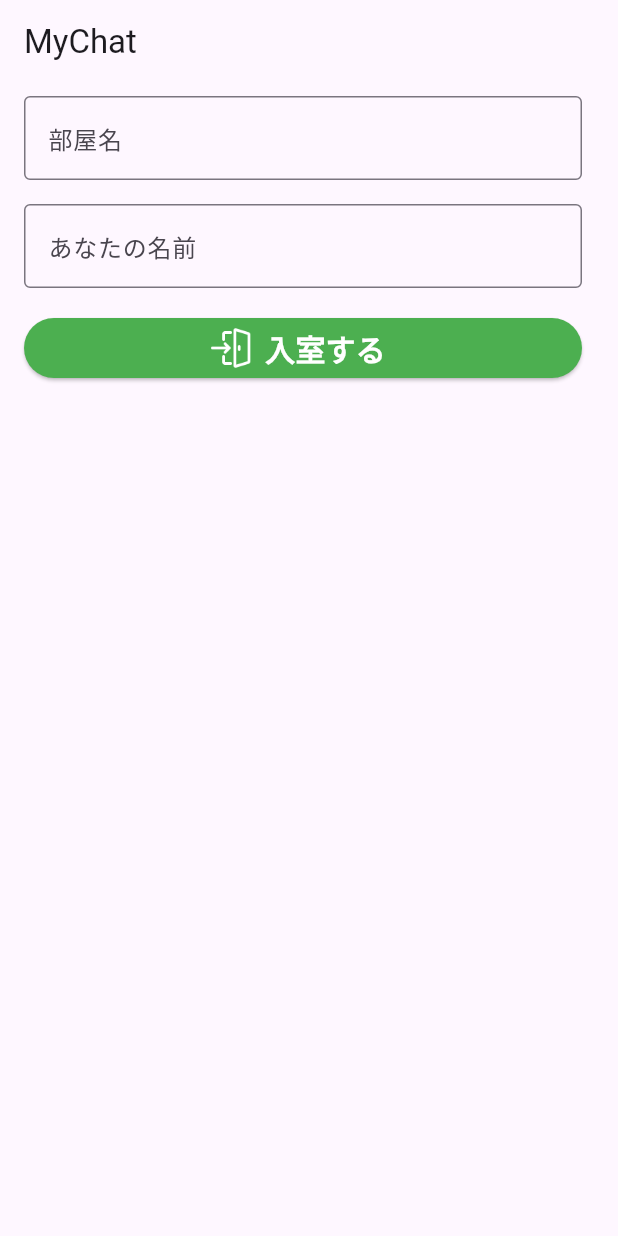
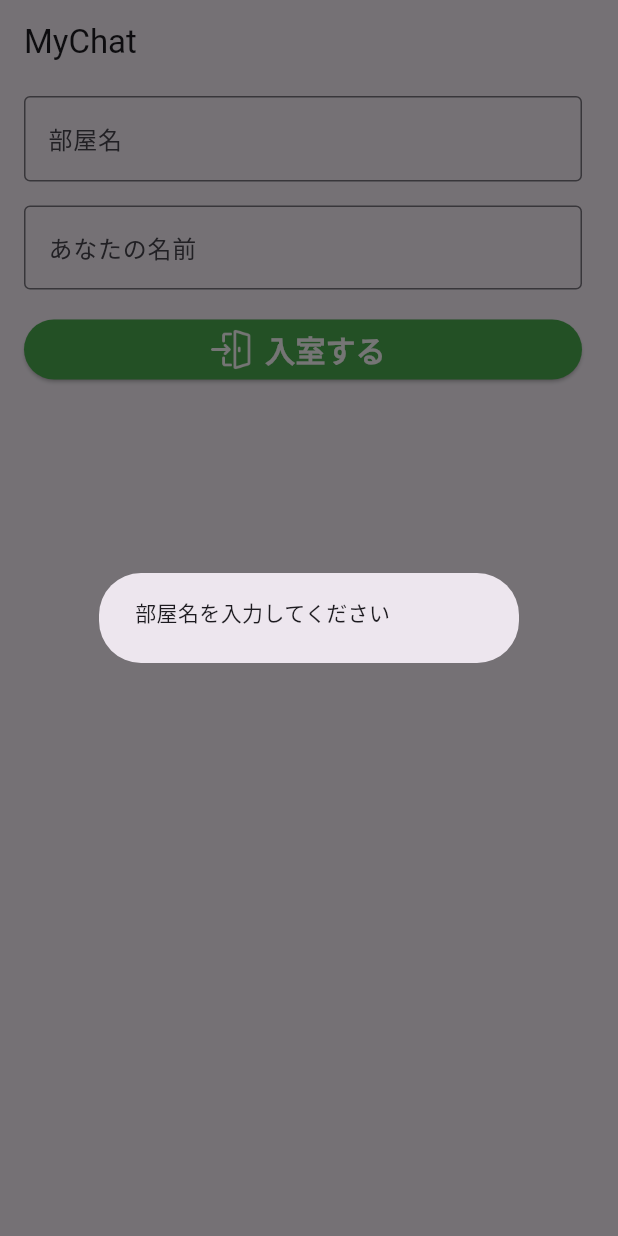
Before and after one commit to dev-yamamon01/MyChat, a Flutter app: the screen it shows after launch, after a tap on "入室する", on a phone screen of 412 x 824 dp. Run offline on Flutter 3.47's test engine with Material 3 defaults, Android fonts, the phone set to English and light mode, and no system bars; our stand-ins replace firebase_core; accounts and stored records are empty.

Commit message:
入室時のエラーダイアログ表示とチャットページへの遷移

```diff
--- a/lib/main.dart
+++ b/lib/main.dart
@@ -35,8 +35,30 @@ class _MyHomePageState extends State<MyHomePage> {
   String name='';
   String room='';
 
-  void showError(String message){}
-  void enter(){}
+  void showError(String message) {
+    showDialog(
+        context: context,
+        builder: (context) {
+          return AlertDialog(
+            content: Text(message),
+          );
+        });
+  }
+
+  void enter() {
+    if (room.isEmpty) {
+      showError('部屋名を入力してください');
+      return;
+    }
+    if (name.isEmpty) {
+      showError('あなたの名前を入力してください');
+      return;
+    }
+
+    Navigator.push(context, MaterialPageRoute(builder: (context) {
+      return ChatPage(name: name, room: room);
+    }));
+  }
 
   @override
   Widget build(BuildContext context) {
@@ -47,7 +69,7 @@ class _MyHomePageState extends State<MyHomePage> {
           ListTile(
             title: TextField(
               decoration: InputDecoration(
-                hintText: 'room-1',
+                hintText: '例：room-1',
                 labelText: '部屋名', // ラベルとして表示するテキスト
                 border: OutlineInputBorder(), // 枠線を追加
               ),
@@ -59,7 +81,7 @@ class _MyHomePageState extends State<MyHomePage> {
           ListTile(
             title: TextField(
                 decoration: InputDecoration(
-                  hintText: 'ヤマモン',
+                  hintText: '例：ヤマモン',
                   labelText: 'あなたの名前', // ラベルとして表示するテキスト
                   border: OutlineInputBorder(), // 枠線を追加
                 ),
```
